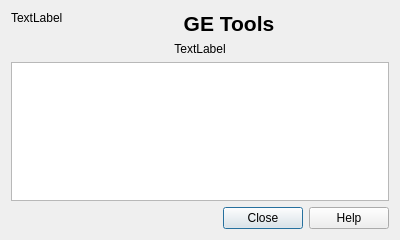
Old version of the form ui/aboutdialogbase.ui in the repository alexbruy/getools.
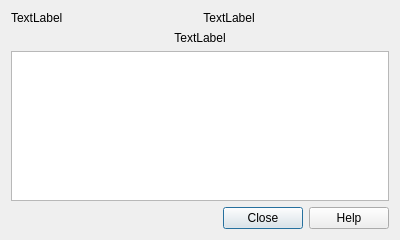
New version of the form.

Commit message: use about dialog from widgets library

Diff of the .ui file:
```diff
--- a/ui/aboutdialogbase.ui
+++ b/ui/aboutdialogbase.ui
@@ -27,11 +27,7 @@
    <item row="0" column="1">
     <widget class="QLabel" name="label">
      <property name="text">
-      <string>&lt;!DOCTYPE HTML PUBLIC &quot;-//W3C//DTD HTML 4.0//EN&quot; &quot;http://www.w3.org/TR/REC-html40/strict.dtd&quot;&gt;
-&lt;html&gt;&lt;head&gt;&lt;meta name=&quot;qrichtext&quot; content=&quot;1&quot; /&gt;&lt;style type=&quot;text/css&quot;&gt;
-p, li { white-space: pre-wrap; }
-&lt;/style&gt;&lt;/head&gt;&lt;body style=&quot; font-family:'Droid Sans'; font-size:10pt; font-weight:400; font-style:normal;&quot;&gt;
-&lt;p align=&quot;center&quot; style=&quot; margin-top:0px; margin-bottom:0px; margin-left:0px; margin-right:0px; -qt-block-indent:0; text-indent:0px;&quot;&gt;&lt;span style=&quot; font-size:16pt; font-weight:600;&quot;&gt;GE Tools&lt;/span&gt;&lt;/p&gt;&lt;/body&gt;&lt;/html&gt;</string>
+      <string>TextLabel</string>
      </property>
      <property name="alignment">
       <set>Qt::AlignCenter</set>
@@ -67,8 +63,8 @@
       <string>&lt;!DOCTYPE HTML PUBLIC &quot;-//W3C//DTD HTML 4.0//EN&quot; &quot;http://www.w3.org/TR/REC-html40/strict.dtd&quot;&gt;
 &lt;html&gt;&lt;head&gt;&lt;meta name=&quot;qrichtext&quot; content=&quot;1&quot; /&gt;&lt;style type=&quot;text/css&quot;&gt;
 p, li { white-space: pre-wrap; }
-&lt;/style&gt;&lt;/head&gt;&lt;body style=&quot; font-family:'Droid Sans'; font-size:10pt; font-weight:400; font-style:normal;&quot;&gt;
-&lt;p style=&quot;-qt-paragraph-type:empty; margin-top:0px; margin-bottom:0px; margin-left:0px; margin-right:0px; -qt-block-indent:0; text-indent:0px; font-family:'Sans Serif'; font-size:9pt;&quot;&gt;&lt;br /&gt;&lt;/p&gt;&lt;/body&gt;&lt;/html&gt;</string>
+&lt;/style&gt;&lt;/head&gt;&lt;body style=&quot; font-family:'Sans Serif'; font-size:9pt; font-weight:400; font-style:normal;&quot;&gt;
+&lt;p style=&quot;-qt-paragraph-type:empty; margin-top:0px; margin-bottom:0px; margin-left:0px; margin-right:0px; -qt-block-indent:0; text-indent:0px;&quot;&gt;&lt;br /&gt;&lt;/p&gt;&lt;/body&gt;&lt;/html&gt;</string>
      </property>
      <property name="textInteractionFlags">
       <set>Qt::LinksAccessibleByMouse|Qt::TextSelectableByMouse</set>
```
Left out of the diff: 4 changed lines with no effect on the pictures. The commit also changes 1 other file.
